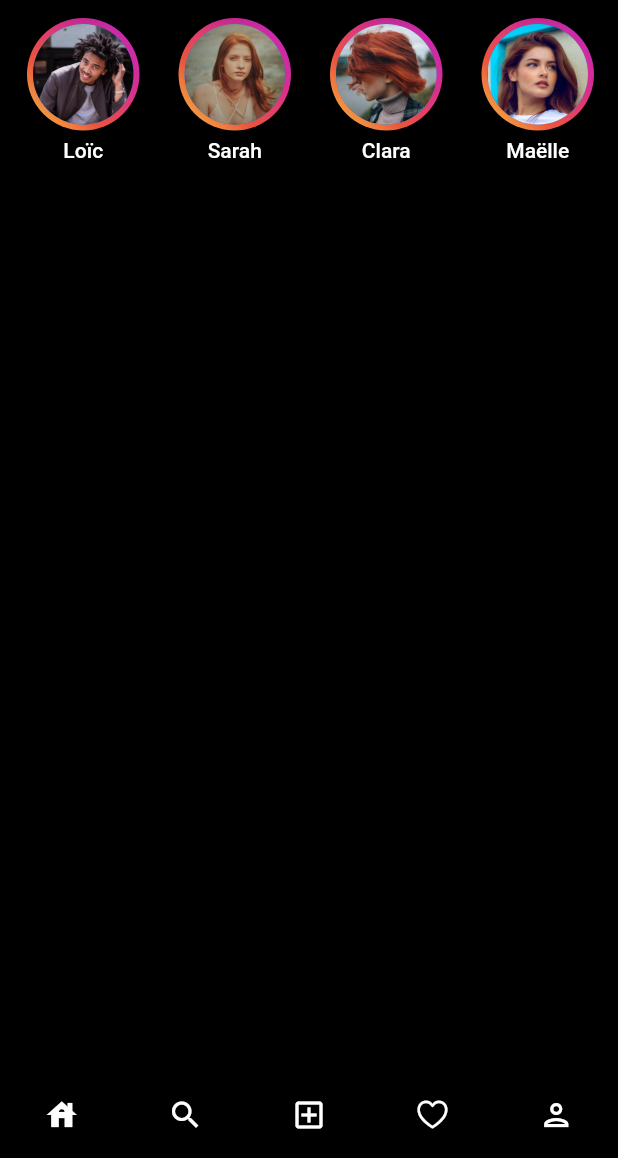
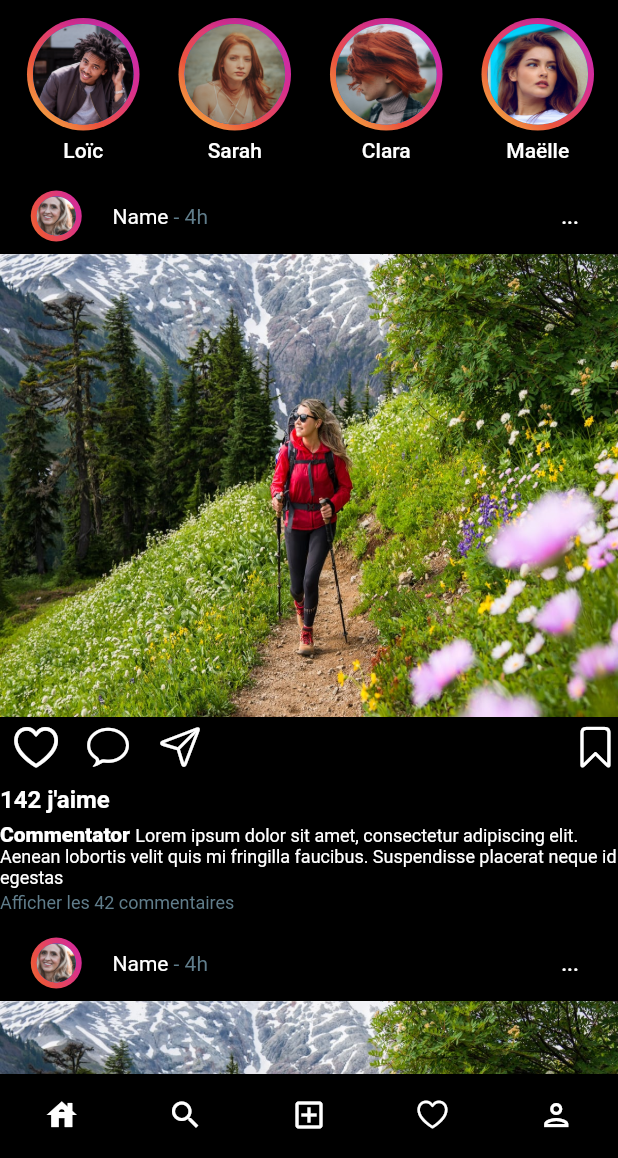
Before and after one commit to KyloEntro/Jistagram, a Flutter app: the screen it shows after launch, on a phone screen of 412 x 824 dp, the part 78-1236 px from its top. Run offline on Flutter 3.47's test engine with Material 2 defaults, Android fonts, the phone set to English and light mode, and no system bars.

Commit message:
add content add heart

```diff
--- /dev/null
+++ b/lib/Components/content_viewer.dart
@@ -0,0 +1,160 @@
+import 'package:flutter/cupertino.dart';
+import 'package:flutter/material.dart';
+import 'custom_circular_avatar.dart';
+
+class ContentViewer extends StatefulWidget {
+  @override
+  State<ContentViewer> createState() => _ContentViewerState();
+}
+
+class _ContentViewerState extends State<ContentViewer> {
+  bool liked = false;
+
+  @override
+  Widget build(BuildContext context) {
+    return Column(
+      children: [
+        Container(
+          margin: EdgeInsets.only(bottom: 5),
+          height: 40,
+          child: Padding(
+            padding: const EdgeInsets.symmetric(vertical: 3.0),
+            child: Row(
+              crossAxisAlignment: CrossAxisAlignment.baseline,
+              textBaseline: TextBaseline.ideographic,
+              children: [
+                Avatar(fileName: "assets/profile7.jpg"),
+                Center(
+                  child: Text(
+                    "Name",
+                    style: TextStyle(color: Colors.white),
+                  ),
+                ),
+                Center(
+                  child: Text(
+                    " - 4h",
+                    style: TextStyle(color: Colors.blueGrey),
+                  ),
+                ),
+                Spacer(),
+                Center(
+                  child: TextButton(
+                    onPressed: () {},
+                    child: Text("...", style: TextStyle(color: Colors.white)),
+                  ),
+                ),
+              ],
+            ),
+          ),
+        ),
+        AspectRatio(
+          aspectRatio: 4 / 3,
+          child: Image(
+            image: AssetImage("assets/content1.jpg"),
+            fit: BoxFit.fill,
+          ),
+        ),
+        Container(
+          width: double.infinity,
+          height: 40,
+          child: Center(
+            child: Row(
+              children: [
+                MaterialButton(
+                  onPressed: () {
+                    setState(() {
+                      liked = !liked;
+                    });
+                  },
+                  padding: EdgeInsets.zero,
+                  height: 0,
+                  minWidth: 0,
+                  child: Icon(
+                    liked ? CupertinoIcons.heart_fill : CupertinoIcons.heart,
+                    size: 35,
+                    color: liked ? Colors.red : Colors.white,
+                  ),
+                ),
+                MaterialButton(
+                  onPressed: () {
+                    print("EJQWIOEJO");
+                  },
+                  padding: EdgeInsets.zero,
+                  height: 0,
+                  minWidth: 0,
+                  child: Icon(
+                    CupertinoIcons.chat_bubble,
+                    size: 30,
+                    color: Colors.white,
+                  ),
+                ),
+                MaterialButton(
+                  onPressed: () {
+                    print("EJQWIOEJO");
+                  },
+                  padding: EdgeInsets.zero,
+                  height: 0,
+                  minWidth: 0,
+                  child: Icon(
+                    CupertinoIcons.paperplane,
+                    size: 30,
+                    color: Colors.white,
+                  ),
+                ),
+                Spacer(),
+                Icon(CupertinoIcons.bookmark, size: 30),
+              ],
+            ),
+          ),
+        ),
+        Container(
+          width: double.infinity,
+          height: 30,
+          child: Align(
+            alignment: Alignment.centerLeft,
+            child: Text(
+              "142 j'aime",
+              textAlign: TextAlign.left,
+              style: TextStyle(
+                  color: Colors.white,
+                  fontSize: 16,
+                  fontWeight: FontWeight.w600),
+            ),
+          ),
+        ),
+        Container(
+          width: double.infinity,
+          child: RichText(
+            overflow: TextOverflow.ellipsis,
+            maxLines: 3,
+            text: TextSpan(
+              text: "Commentator ",
+              style: TextStyle(fontWeight: FontWeight.w900),
+              children: [
+                TextSpan(
+                  text:
+                      "Lorem ipsum dolor sit amet, consectetur adipiscing elit. Aenean lobortis velit quis mi fringilla faucibus. Suspendisse placerat neque id egestas",
+                  style: TextStyle(fontWeight: FontWeight.normal, fontSize: 12),
+                ),
+              ],
+            ),
+          ),
+        ),
+        Container(
+          width: double.infinity,
+          height: 20,
+          child: Align(
+            alignment: Alignment.centerLeft,
+            child: Text(
+              "Afficher les 42 commentaires",
+              style: TextStyle(fontSize: 12, color: Colors.blueGrey),
+            ),
+          ),
+        ),
+        SizedBox(
+          height: 10,
+        ),
+      ],
+    );
+  }
+}
--- a/lib/Components/custom_circular_avatar.dart
+++ b/lib/Components/custom_circular_avatar.dart
@@ -45,9 +45,11 @@ class Avatar extends StatelessWidget {
       height: 75,
       child: Padding(
         padding: const EdgeInsets.all(4.0),
-        child: CircleAvatar(
-          radius: 20,
-          backgroundImage: AssetImage(fileName),
+        child: Center(
+          child: CircleAvatar(
+            radius: 50,
+            backgroundImage: AssetImage(fileName),
+          ),
         ),
       ),
     );
--- a/lib/main.dart
+++ b/lib/main.dart
@@ -1,6 +1,7 @@
 import 'package:flutter/cupertino.dart';
 import 'package:flutter/material.dart';
 import 'Components/profiles_list_view.dart';
+import 'Components/content_viewer.dart';
 
 void main() {
   runApp(const MyApp());
@@ -80,7 +81,7 @@ class _MyHomePageState extends State<MyHomePage> {
           color: Colors.black,
           child: ListView(
             children: [
-              Container(
+              SizedBox(
                 height: 120,
                 width: double.infinity,
                 child: Padding(
@@ -88,16 +89,10 @@ class _MyHomePageState extends State<MyHomePage> {
                   child: ProfilesListView(),
                 ),
               ),
-              Container(
-                width: double.infinity,
-                height: 500,
-                color: Colors.black,
-              ),
-              Container(
-                width: double.infinity,
-                height: 500,
-                color: Colors.black,
-              ),
+              ContentViewer(),
+              ContentViewer(),
+              ContentViewer(),
+              ContentViewer(),
             ],
           ),
         ),
```
Also changed, not shown: assets/content1.jpg (added), assets/content2.jpg (added), assets/content3.jpg (added), assets/content4.jpeg (added), assets/content5.jpg.webp (added).
